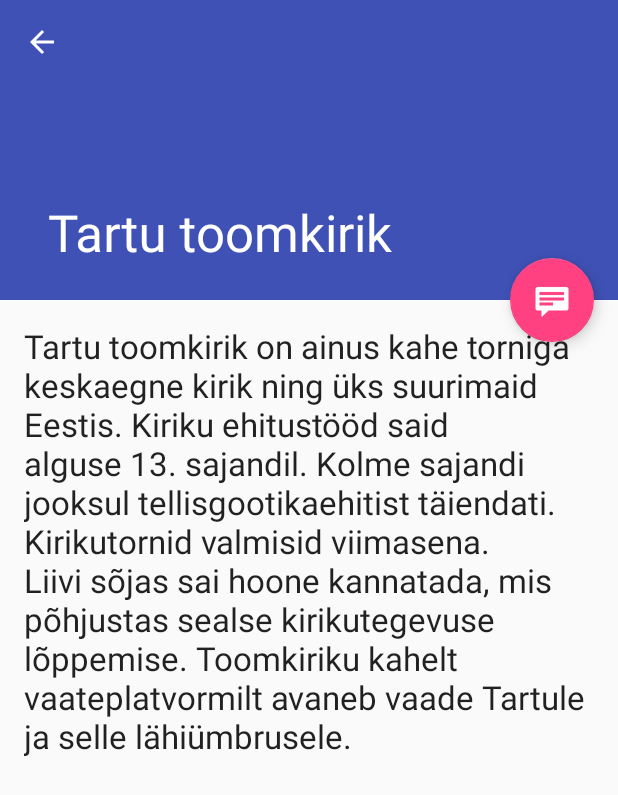
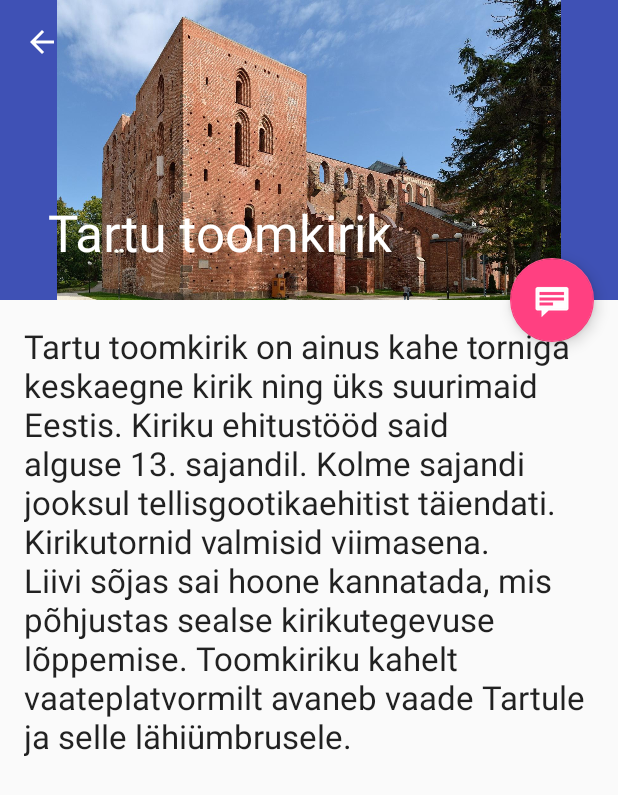
Before and after one commit to e1004/sights, an Android app: the screen it shows after launch (ItemDetailActivity), after a tap on "12", on a phone screen of 412 x 824 dp. Shown: the top 795 px of the screen. Run offline under Robolectric (Android 15) with nearby library versions, the phone set to English and light mode, and no system bars.

Commit message:
Pilt detail-vaatesse
... praegu alati üks ja sama pilt.

```diff
--- a/app/src/main/res/layout/activity_item_detail.xml
+++ b/app/src/main/res/layout/activity_item_detail.xml
@@ -30,6 +30,12 @@
                 app:layout_collapseMode="pin"
                 app:popupTheme="@style/ThemeOverlay.AppCompat.Light" />
 
+            <ImageView
+                android:id="@+id/imageView"
+                android:layout_width="match_parent"
+                android:layout_height="match_parent"
+                app:srcCompat="@drawable/toomkirik" />
+
         </android.support.design.widget.CollapsingToolbarLayout>
 
     </android.support.design.widget.AppBarLayout>
```
Also changed, not shown: app/src/main/res/drawable/toomkirik.jpg (added), 1 other file.
